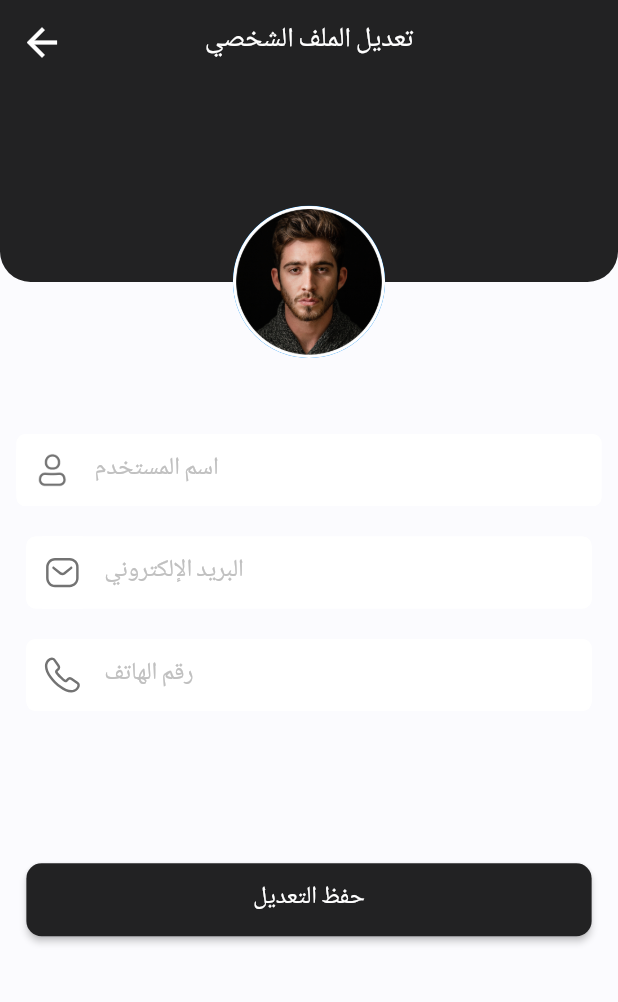
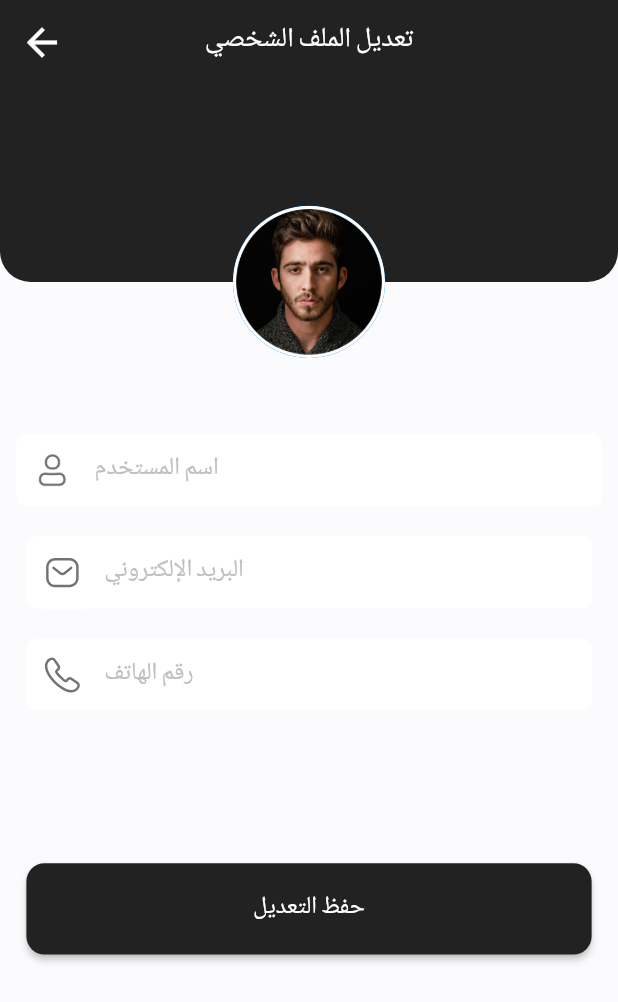
Before and after one commit to mustafa-shihab1/quick-mart, a Flutter app: the EditProfileView screen opened by its route, on a phone screen of 412 x 824 dp. Shown: the top 1002 px of the screen. Run offline on Flutter 3.47's test engine with Material 2 defaults, Android fonts, the phone set to English and light mode, and no system bars; our stand-ins replace args, cached_network_image, carousel_slider, dartz, dio, dropdown_button2 and 11 more; missing offline and left inert: flutter_state_render_dialog; accounts and stored records are empty; generated files the repository leaves out were written again; project files that could hold a hidden picture were left out.

Commit message:
edit main button

```diff
--- a/lib/core/widgets/main_button.dart
+++ b/lib/core/widgets/main_button.dart
@@ -13,6 +13,7 @@ Widget mainButton({
   Color? color,
   double? height,
   ShapeBorder? shapeBorder,
+  BorderSide? borderSide,
   double? elevation,
   EdgeInsetsGeometry? padding,
 }) {
@@ -20,14 +21,15 @@ Widget mainButton({
     padding: padding,
     onPressed: onPressed,
     minWidth: minWidth.onNull(),
-    height: height ?? ManagerHeight.h48,
+    height: height ?? ManagerHeight.h60,
     color: color ?? ManagerColors.primaryColor,
     elevation: elevation ?? 2,
     shape: shapeBorder ??
         RoundedRectangleBorder(
           borderRadius: BorderRadius.circular(
-            ManagerRadius.r10,
+            ManagerRadius.r12,
           ),
+          side: borderSide ?? BorderSide.none,
         ),
     child: child ??
         Text(
```
